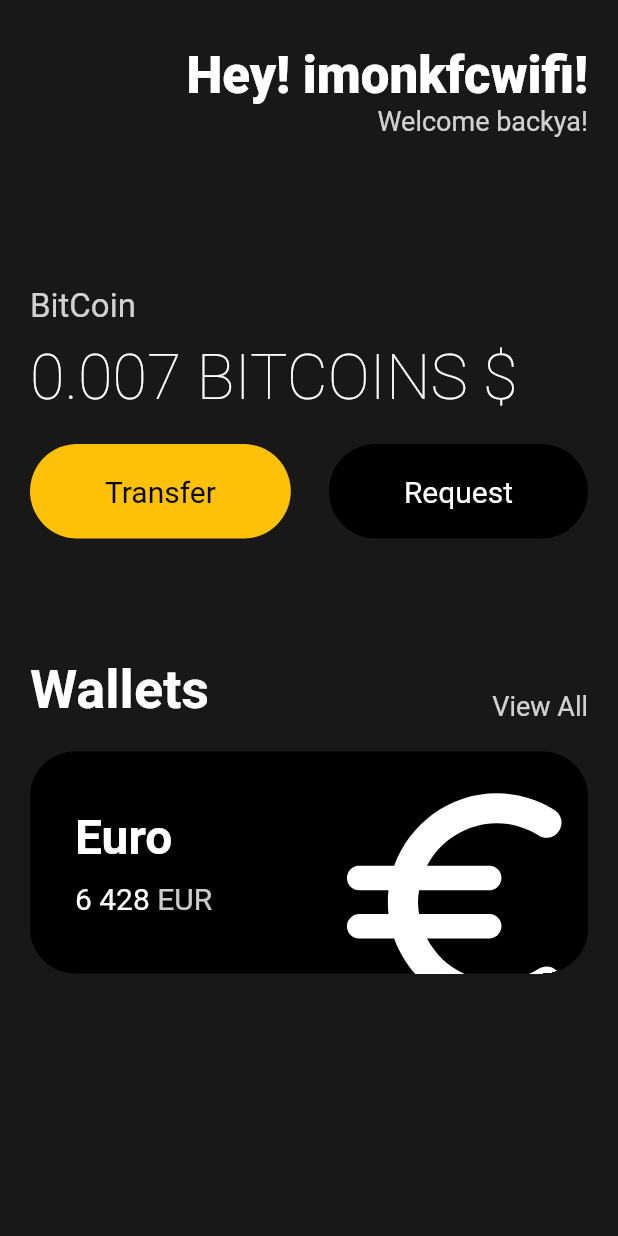
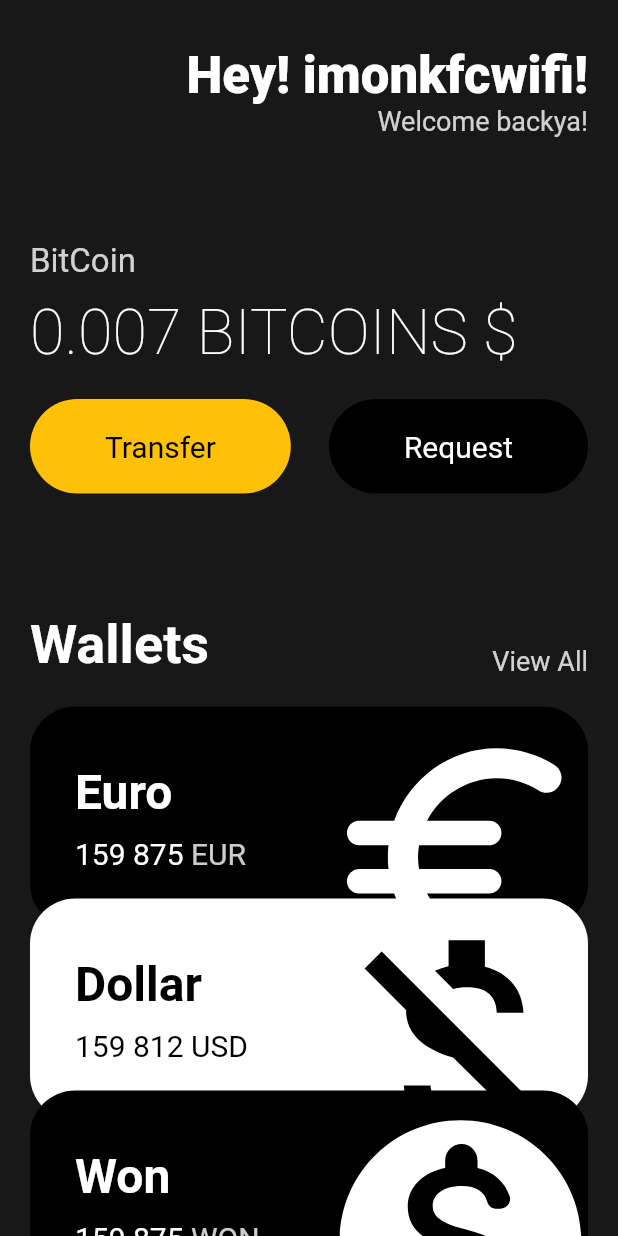
Before and after one commit to imonkfcwifi/first_flutter, a Flutter app: the screen it shows after launch, on a phone screen of 412 x 824 dp. Run offline on Flutter 3.47's test engine with Material 2 defaults, Android fonts, the phone set to English and light mode, and no system bars.

Commit message:
currency card reuseable

```diff
--- a/lib/main.dart
+++ b/lib/main.dart
@@ -1,4 +1,5 @@
 import 'package:flu/widgets/button.dart';
+import 'package:flu/widgets/currency_card.dart';
 import 'package:flutter/material.dart';
 
 // home: ,,, appBar etc)... is named parameter
@@ -13,7 +14,8 @@ class App extends StatelessWidget {
     return MaterialApp(
       home: Scaffold(
         backgroundColor: const Color(0xFF181818),
-        body: Padding(
+        body: SingleChildScrollView(
+          child: Padding(
             padding: const EdgeInsets.symmetric(
               horizontal: 20,
             ),
@@ -49,7 +51,7 @@ class App extends StatelessWidget {
                   ],
                 ),
                 const SizedBox(
-                height: 100,
+                  height: 70,
                 ),
                 Text(
                   'BitCoin',
@@ -114,74 +116,35 @@ class App extends StatelessWidget {
                 const SizedBox(
                   height: 20,
                 ),
-              Container(
-                clipBehavior: Clip.hardEdge,
-                decoration: BoxDecoration(
-                  color: Colors.black,
-                  borderRadius: BorderRadius.circular(30),
+                const CureencyCard(
+                  name: 'Euro',
+                  code: 'EUR',
+                  amount: '159 875',
+                  icon: Icons.euro_rounded,
+                  isInverted: false,
                 ),
-                child: Padding(
-                  padding: const EdgeInsets.all(
-                    30,
-                  ),
-                  child: Row(
-                    mainAxisAlignment: MainAxisAlignment.spaceBetween,
-                    children: [
-                      Column(
-                        crossAxisAlignment: CrossAxisAlignment.start,
-                        children: [
-                          const Text(
-                            'Euro',
-                            style: TextStyle(
-                                color: Colors.white,
-                                fontSize: 32,
-                                fontWeight: FontWeight.w600),
-                          ),
-                          const SizedBox(
-                            height: 10,
-                          ),
-                          Row(
-                            children: [
-                              const Text(
-                                '6 428',
-                                style: TextStyle(
-                                  color: Colors.white,
-                                  fontSize: 20,
+                Transform.translate(
+                  offset: const Offset(0, -20),
+                  child: const CureencyCard(
+                    name: 'Dollar',
+                    code: 'USD',
+                    amount: '159 812',
+                    icon: Icons.money_off_csred_outlined,
+                    isInverted: true,
                   ),
                 ),
-                              const SizedBox(
-                                width: 5,
-                              ),
-                              Text(
-                                'EUR',
-                                style: TextStyle(
-                                  color: Colors.white.withOpacity(0.8),
-                                  fontSize: 20,
+                Transform.translate(
+                  offset: const Offset(0, -40),
+                  child: const CureencyCard(
+                    name: 'Won',
+                    code: 'WON',
+                    amount: '159 875',
+                    icon: Icons.monetization_on_rounded,
+                    isInverted: false,
                   ),
                 ),
               ],
-                          )
-                        ],
             ),
-                      Transform.scale(
-                        scale: 2.2,
-                        child: Transform.translate(
-                          offset: const Offset(
-                            -5,
-                            12,
-                          ),
-                          child: const Icon(
-                            Icons.euro_rounded,
-                            color: Colors.white,
-                            size: 88,
-                          ),
-                        ),
-                      )
-                    ],
-                  ),
-                ),
-              )
-            ],
           ),
         ),
       ),
--- /dev/null
+++ b/lib/widgets/currency_card.dart
@@ -0,0 +1,88 @@
+import 'package:flutter/material.dart';
+
+class CureencyCard extends StatelessWidget {
+  final String name, code, amount;
+  final IconData icon;
+  final bool isInverted;
+
+  const CureencyCard({
+    super.key,
+    required this.name,
+    required this.code,
+    required this.amount,
+    required this.icon,
+    required this.isInverted,
+  });
+  @override
+  Widget build(BuildContext context) {
+    return Container(
+      clipBehavior: Clip.hardEdge,
+      decoration: BoxDecoration(
+        color: isInverted ? Colors.white : Colors.black,
+        borderRadius: BorderRadius.circular(30),
+      ),
+      child: Padding(
+        padding: const EdgeInsets.all(
+          30,
+        ),
+        child: Row(
+          mainAxisAlignment: MainAxisAlignment.spaceBetween,
+          children: [
+            Column(
+              crossAxisAlignment: CrossAxisAlignment.start,
+              children: [
+                Text(
+                  name,
+                  style: TextStyle(
+                      color: isInverted ? Colors.black : Colors.white,
+                      fontSize: 32,
+                      fontWeight: FontWeight.w600),
+                ),
+                const SizedBox(
+                  height: 10,
+                ),
+                Row(
+                  children: [
+                    Text(
+                      amount,
+                      style: TextStyle(
+                        color: isInverted ? Colors.black : Colors.white,
+                        fontSize: 20,
+                      ),
+                    ),
+                    const SizedBox(
+                      width: 5,
+                    ),
+                    Text(
+                      code,
+                      style: TextStyle(
+                        color: isInverted
+                            ? Colors.black
+                            : Colors.white.withOpacity(0.8),
+                        fontSize: 20,
+                      ),
+                    ),
+                  ],
+                )
+              ],
+            ),
+            Transform.scale(
+              scale: 2.2,
+              child: Transform.translate(
+                offset: const Offset(
+                  -5,
+                  12,
+                ),
+                child: Icon(
+                  icon,
+                  color: isInverted ? Colors.black : Colors.white,
+                  size: 88,
+                ),
+              ),
+            )
+          ],
+        ),
+      ),
+    );
+  }
+}
```
Lines whose indentation alone changed are shown as unchanged.
